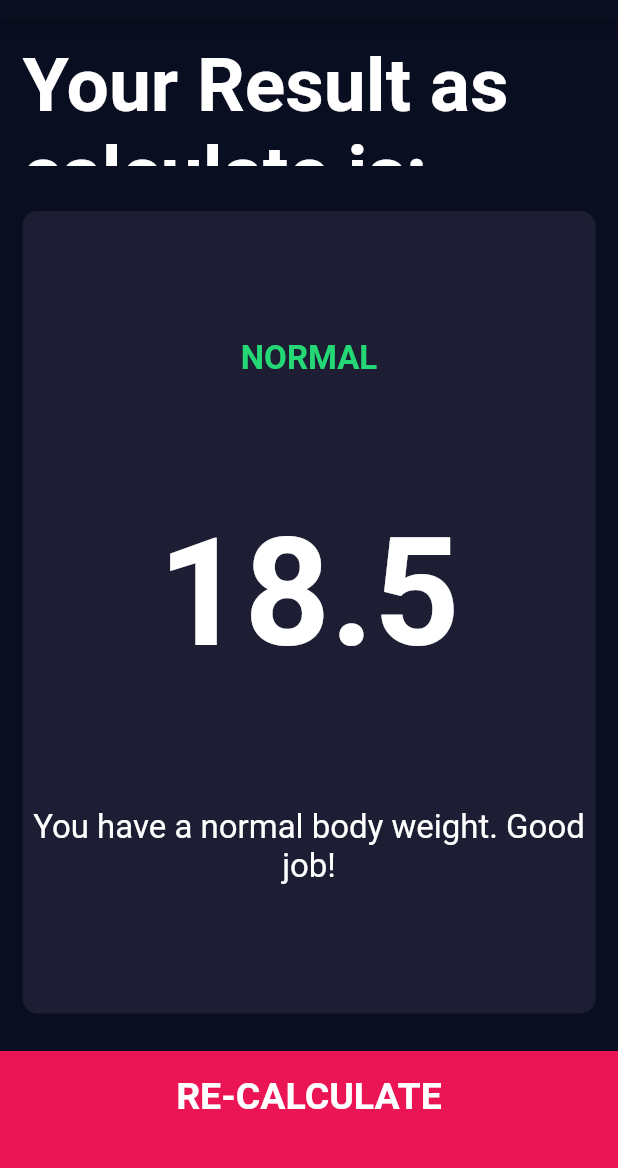
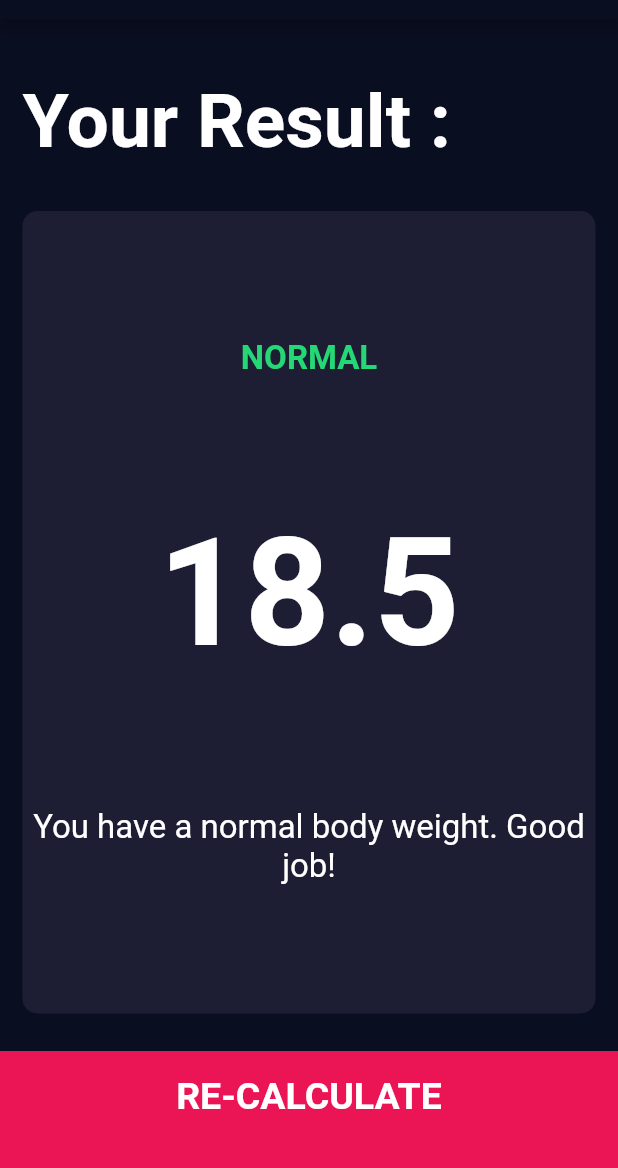
Before and after one commit to Vanshikaa00/bmi_calculator, a Flutter app: the screen it shows after launch, after a tap on "CALCULATE", on a phone screen of 412 x 824 dp, the part 65-1233 px from its top. Run offline on Flutter 3.47's test engine with Material 2 defaults, Android fonts, the phone set to English and light mode, and no system bars; our stand-ins replace font_awesome_flutter.

Commit message:
COMMIT-5

```diff
--- a/lib/screens/results_page.dart
+++ b/lib/screens/results_page.dart
@@ -27,7 +27,7 @@ class ResultsPage extends StatelessWidget {
               padding: EdgeInsets.all(15.0),
               alignment: Alignment.bottomLeft,
               child: Text(
-                'Your Result as calculate is:',
+                'Your Result :',
                 style: kTitleTextStyle,
               ),
             ),
```
